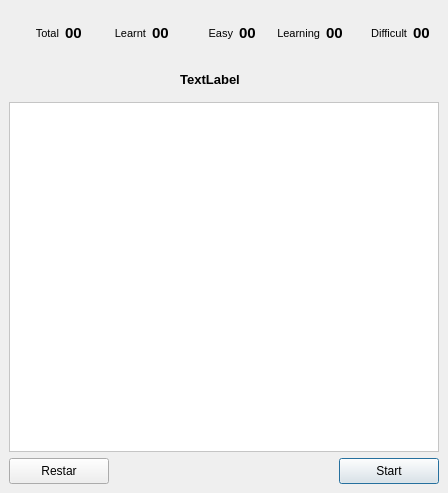
First picture: the form in Ui/dlg_practice.ui, repository robinpalat/idiomindQt, before the edit.
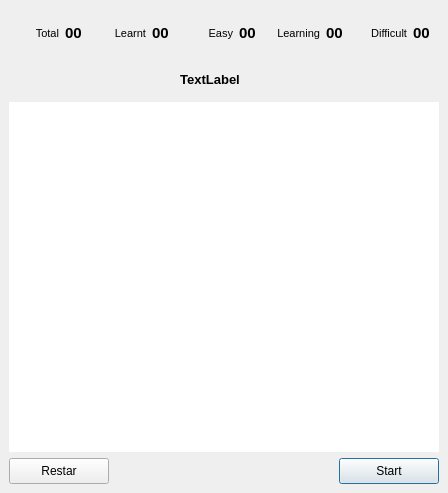
Second picture: the form after the edit. Icons and pictures are not drawn.

Patch:
```diff
--- a/Ui/dlg_practice.ui
+++ b/Ui/dlg_practice.ui
@@ -21,7 +21,7 @@
   </property>
   <property name="minimumSize">
    <size>
-    <width>456</width>
+    <width>400</width>
     <height>0</height>
    </size>
   </property>
@@ -397,9 +397,6 @@
            <height>350</height>
           </size>
          </property>
-         <property name="styleSheet">
-          <string notr="true">background-color: rgb(255, 255, 255);</string>
-         </property>
          <layout class="QVBoxLayout" name="verticalLayout_3">
           <property name="leftMargin">
            <number>0</number>
@@ -441,8 +438,11 @@
             <property name="focusPolicy">
              <enum>Qt::NoFocus</enum>
             </property>
+            <property name="styleSheet">
+             <string notr="true"/>
+            </property>
             <property name="frameShape">
-             <enum>QFrame::StyledPanel</enum>
+             <enum>QFrame::NoFrame</enum>
             </property>
             <property name="frameShadow">
              <enum>QFrame::Plain</enum>
```
Left out of the diff: 6 changed lines with no effect on the pictures.
